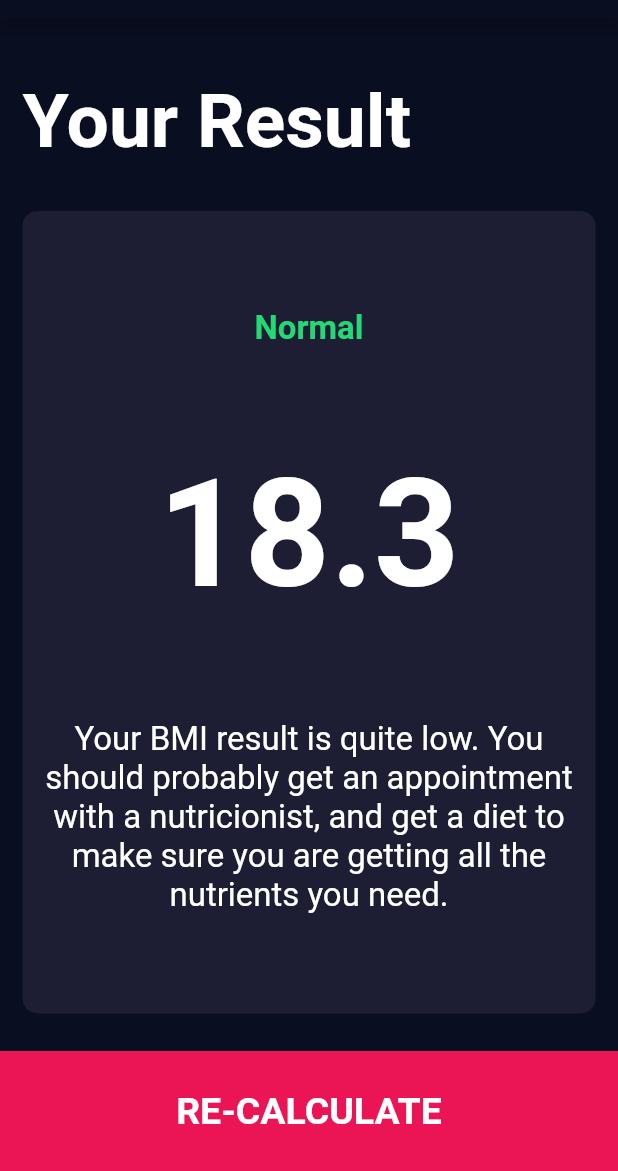
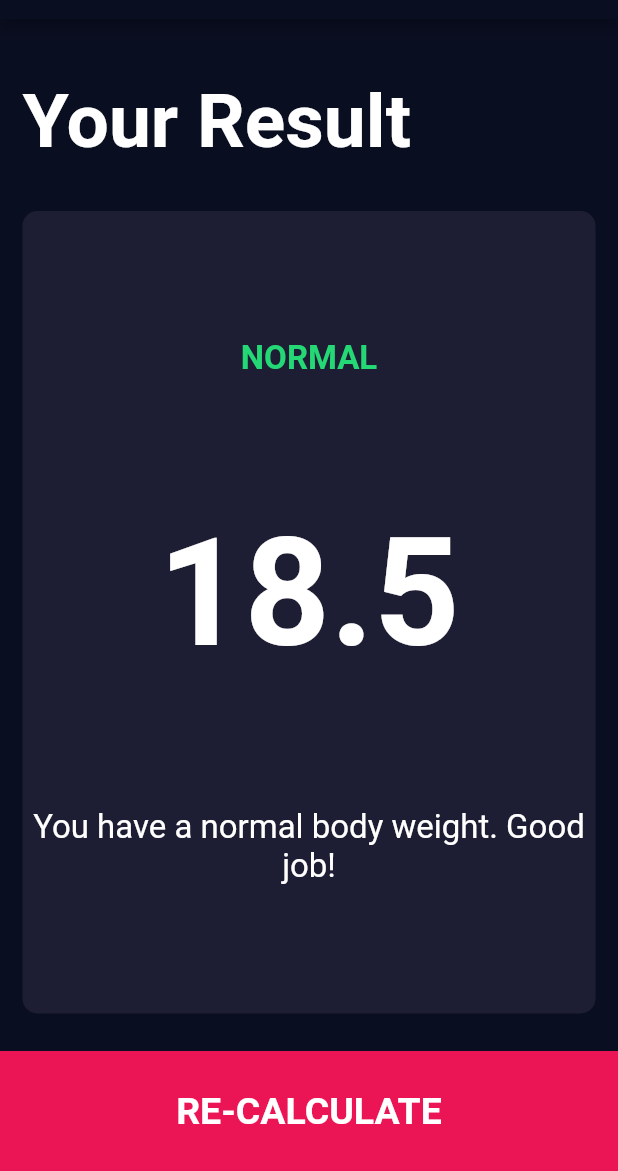
Before and after one commit to sanefc23/bmi_calc_flutter, a Flutter app: the screen it shows after launch, after a tap on "CALCULATE", on a phone screen of 412 x 824 dp, the part 65-1236 px from its top. Run offline on Flutter 3.47's test engine with Material 2 defaults, Android fonts, the phone set to English and light mode, and no system bars; our stand-ins replace font_awesome_flutter.

Commit message:
100% finished and functional

```diff
--- /dev/null
+++ b/lib/calculator_brain.dart
@@ -0,0 +1,35 @@
+import 'dart:math';
+
+class CalculatorBrain {
+  CalculatorBrain({this.height, this.weight});
+
+  int height;
+  int weight;
+
+  double _bmi;
+
+  String calculateBMI() {
+    _bmi = weight / pow(height / 100, 2);
+    return _bmi.toStringAsFixed(1);
+  }
+
+  String getResult() {
+    if (_bmi >= 25) {
+      return 'Overweight';
+    } else if (_bmi > 18.5) {
+      return 'Normal';
+    } else {
+      return 'Underweight';
+    }
+  }
+
+  String getInterpretation() {
+    if (_bmi >= 25) {
+      return 'You have a higher than normal body weight. Try to exercise more.';
+    } else if (_bmi > 18.5) {
+      return 'You have a normal body weight. Good job!';
+    } else {
+      return 'You have a lower than normal body weight. You can eat a bit more.';
+    }
+  }
+}
--- a/lib/screens/input_page.dart
+++ b/lib/screens/input_page.dart
@@ -6,6 +6,8 @@ import 'package:bmi_calc/constants.dart';
 import 'package:bmi_calc/screens/results_page.dart';
 import 'package:flutter/material.dart';
 import 'package:font_awesome_flutter/font_awesome_flutter.dart';
+
+import '../calculator_brain.dart';
 
 enum Gender {
   male,
@@ -215,10 +217,16 @@ class _InputPageState extends State<InputPage> {
           BottomButton(
             title: 'CALCULATE',
             onTap: () {
+              CalculatorBrain calc =
+                  CalculatorBrain(height: height, weight: weight);
               Navigator.push(
                 context,
                 MaterialPageRoute(
-                  builder: (context) => ResultsPage(),
+                  builder: (context) => ResultsPage(
+                    bmiResults: calc.calculateBMI(),
+                    resultText: calc.getResult(),
+                    interpretation: calc.getInterpretation(),
+                  ),
                 ),
               );
             },
--- a/lib/screens/results_page.dart
+++ b/lib/screens/results_page.dart
@@ -4,6 +4,15 @@ import 'package:bmi_calc/constants.dart';
 import 'package:flutter/material.dart';
 
 class ResultsPage extends StatelessWidget {
+  ResultsPage(
+      {@required this.bmiResults,
+      @required this.resultText,
+      @required this.interpretation});
+
+  final String bmiResults;
+  final String resultText;
+  final String interpretation;
+
   @override
   Widget build(BuildContext context) {
     return Scaffold(
@@ -34,15 +43,15 @@ class ResultsPage extends StatelessWidget {
                 crossAxisAlignment: CrossAxisAlignment.center,
                 children: <Widget>[
                   Text(
-                    'Normal',
+                    resultText.toUpperCase(),
                     style: kResultTextStyle,
                   ),
                   Text(
-                    '18.3',
+                    bmiResults,
                     style: kBMITextStyle,
                   ),
                   Text(
-                    'Your BMI result is quite low. You should probably get an appointment with a nutricionist, and get a diet to make sure you are getting all the nutrients you need.',
+                    interpretation,
                     style: kBodyTextStyle,
                     textAlign: TextAlign.center,
                   ),
```
